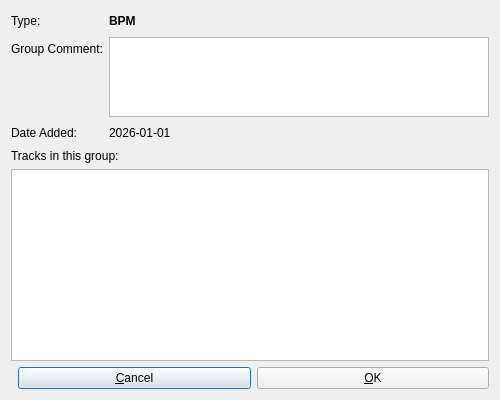
First picture: the form in src/library/relations/dlgrelationinfo.ui, repository Eve00000/mixxx, before the edit.
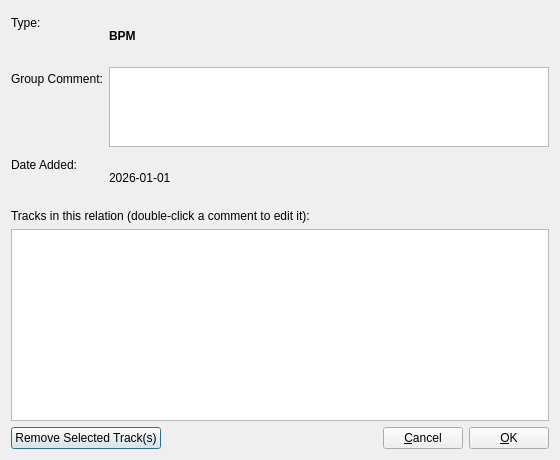
Second picture: the form after the edit.

Commit message: added feature, extra dlgsaverelation, worked on dlf, linking, wtrackmenu, save / edit / remove / delete

```diff
--- a/src/library/relations/dlgrelationinfo.ui
+++ b/src/library/relations/dlgrelationinfo.ui
@@ -6,8 +6,8 @@
    <rect>
     <x>0</x>
     <y>0</y>
-    <width>500</width>
-    <height>400</height>
+    <width>560</width>
+    <height>460</height>
    </rect>
   </property>
   <property name="windowTitle">
@@ -71,24 +71,33 @@
    <item>
     <widget class="QLabel" name="lblTracks">
      <property name="text">
-      <string>Tracks in this group:</string>
+      <string>Tracks in this relation (double-click a comment to edit it):</string>
      </property>
     </widget>
    </item>
    <item>
-    <widget class="QListWidget" name="listTracks">
-     <property name="selectionMode">
-      <enum>QAbstractItemView::NoSelection</enum>
-     </property>
-    </widget>
+    <widget class="QTableWidget" name="tableTracks"/>
    </item>
    <item>
     <layout class="QHBoxLayout" name="buttonLayout">
+     <item>
+      <widget class="QPushButton" name="btnRemoveTrack">
+       <property name="text">
+        <string>Remove Selected Track(s)</string>
+       </property>
+      </widget>
+     </item>
      <item>
       <spacer name="horizontalSpacer">
        <property name="orientation">
         <enum>Qt::Horizontal</enum>
        </property>
+       <property name="sizeHint" stdset="0">
+        <size>
+         <width>40</width>
+         <height>20</height>
+        </size>
+       </property>
       </spacer>
      </item>
      <item>
```
Left out of the diff: 2 changed lines with no effect on the pictures. The commit also changes 31 other files.
